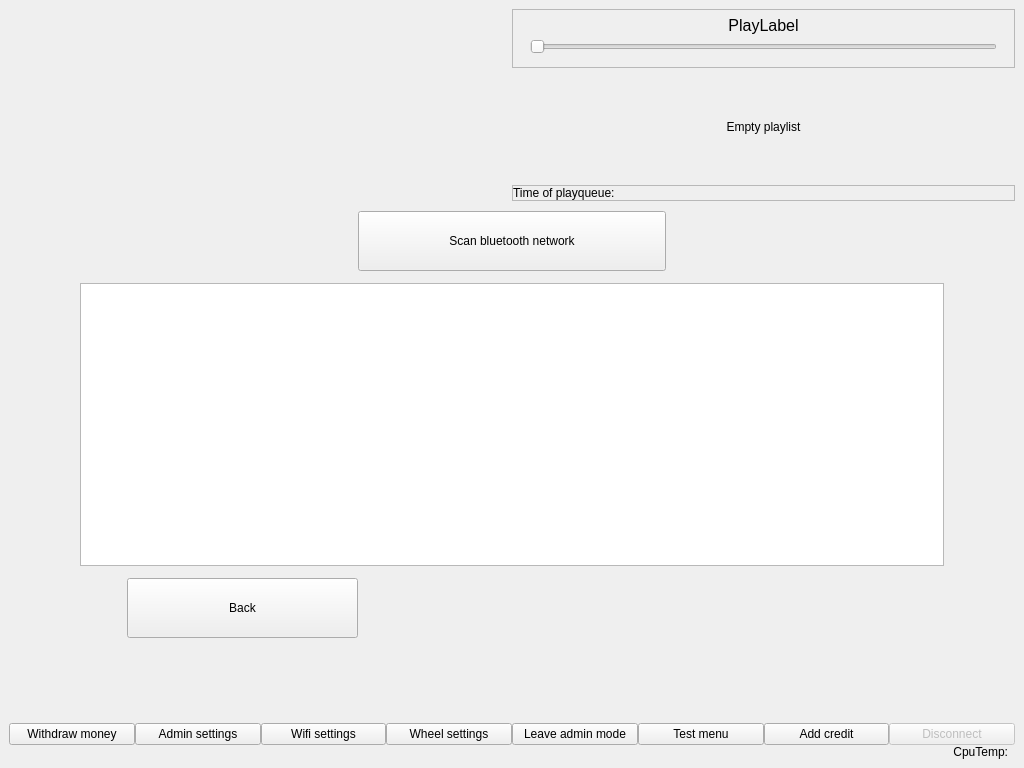
Above: blue-app/ui/MainWindow.ui from matus-u/sz-bluetooth before the change. Below: the same form after it.
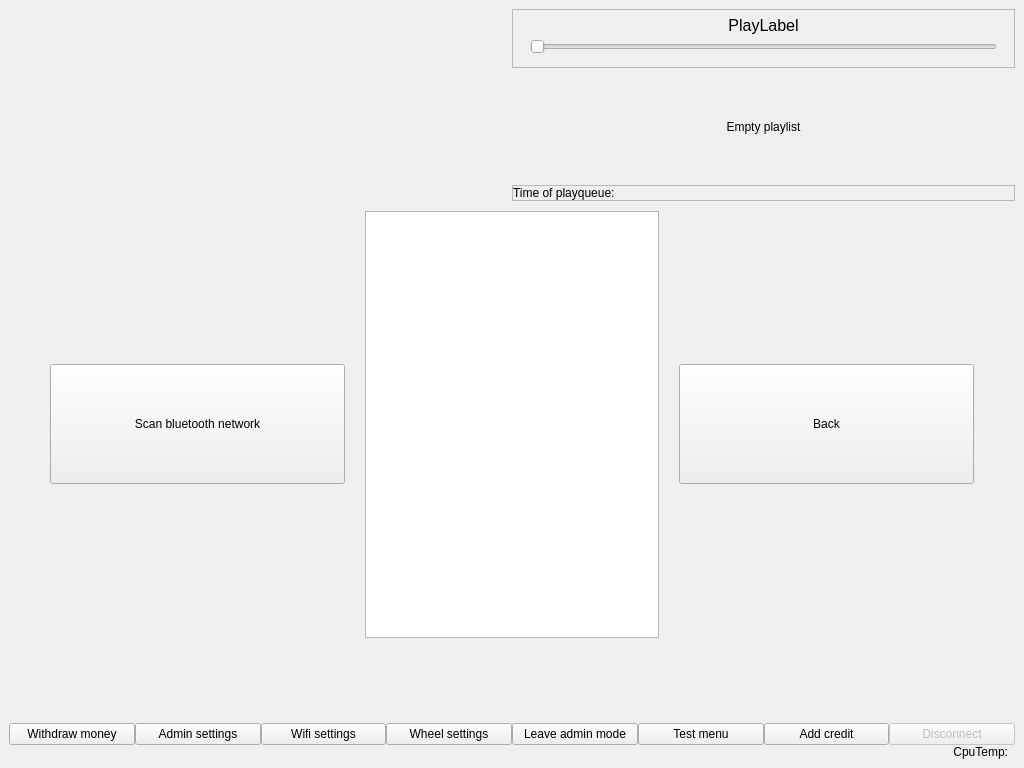
That is the form after the change. The open tabs and pages were chosen to show the change. Icons and pictures are not drawn.

```diff
--- a/blue-app/ui/MainWindow.ui
+++ b/blue-app/ui/MainWindow.ui
@@ -663,7 +663,7 @@
          </layout>
         </widget>
         <widget class="QWidget" name="pageBluetooth">
-         <layout class="QVBoxLayout" name="verticalLayout_5" stretch="1,5,1">
+         <layout class="QVBoxLayout" name="verticalLayout_5" stretch="1">
           <property name="spacing">
            <number>2</number>
           </property>
@@ -680,28 +680,30 @@
            <number>10</number>
           </property>
           <item>
-           <layout class="QHBoxLayout" name="horizontalLayout_4" stretch="1,1,1">
-            <item>
-             <spacer name="horizontalSpacer_5">
-              <property name="orientation">
-               <enum>Qt::Horizontal</enum>
-              </property>
-              <property name="sizeHint" stdset="0">
-               <size>
-                <width>40</width>
-                <height>20</height>
-               </size>
-              </property>
-             </spacer>
-            </item>
+           <layout class="QHBoxLayout" name="horizontalLayout_4" stretch="0,0,0">
+            <property name="spacing">
+             <number>20</number>
+            </property>
             <item>
              <widget class="QPushButton" name="scanButton">
               <property name="sizePolicy">
-               <sizepolicy hsizetype="Minimum" vsizetype="MinimumExpanding">
+               <sizepolicy hsizetype="MinimumExpanding" vsizetype="Fixed">
                 <horstretch>0</horstretch>
                 <verstretch>0</verstretch>
                </sizepolicy>
               </property>
+              <property name="minimumSize">
+               <size>
+                <width>0</width>
+                <height>120</height>
+               </size>
+              </property>
+              <property name="maximumSize">
+               <size>
+                <width>16777215</width>
+                <height>16777215</height>
+               </size>
+              </property>
               <property name="styleSheet">
                <string notr="true"/>
               </property>
@@ -721,38 +723,6 @@
              </widget>
             </item>
             <item>
-             <spacer name="horizontalSpacer_4">
-              <property name="orientation">
-               <enum>Qt::Horizontal</enum>
-              </property>
-              <property name="sizeHint" stdset="0">
-               <size>
-                <width>40</width>
-                <height>20</height>
-               </size>
-              </property>
-             </spacer>
-            </item>
-           </layout>
-          </item>
-          <item>
-           <layout class="QVBoxLayout" name="verticalLayout_7">
-            <property name="spacing">
-             <number>6</number>
-            </property>
-            <property name="leftMargin">
-             <number>30</number>
-            </property>
-            <property name="topMargin">
-             <number>10</number>
-            </property>
-            <property name="rightMargin">
-             <number>30</number>
-            </property>
-            <property name="bottomMargin">
-             <number>10</number>
-            </property>
-            <item>
              <widget class="QTableWidget" name="devicesWidget">
               <property name="styleSheet">
                <string notr="true"/>
@@ -773,7 +743,7 @@
                <bool>false</bool>
               </attribute>
               <attribute name="horizontalHeaderDefaultSectionSize">
-               <number>300</number>
+               <number>200</number>
               </attribute>
               <attribute name="horizontalHeaderStretchLastSection">
                <bool>true</bool>
@@ -787,31 +757,26 @@
               <column/>
              </widget>
             </item>
-           </layout>
-          </item>
-          <item>
-           <layout class="QHBoxLayout" name="horizontalLayout_2" stretch="1,3,8">
-            <item>
-             <spacer name="horizontalSpacer">
-              <property name="orientation">
-               <enum>Qt::Horizontal</enum>
-              </property>
-              <property name="sizeHint" stdset="0">
-               <size>
-                <width>40</width>
-                <height>20</height>
-               </size>
-              </property>
-             </spacer>
-            </item>
             <item>
              <widget class="QPushButton" name="backFromBlueButton">
               <property name="sizePolicy">
-               <sizepolicy hsizetype="Minimum" vsizetype="MinimumExpanding">
+               <sizepolicy hsizetype="MinimumExpanding" vsizetype="Fixed">
                 <horstretch>0</horstretch>
                 <verstretch>0</verstretch>
                </sizepolicy>
               </property>
+              <property name="minimumSize">
+               <size>
+                <width>0</width>
+                <height>120</height>
+               </size>
+              </property>
+              <property name="maximumSize">
+               <size>
+                <width>16777215</width>
+                <height>16777215</height>
+               </size>
+              </property>
               <property name="styleSheet">
                <string notr="true"/>
               </property>
@@ -830,19 +795,6 @@
               </property>
              </widget>
             </item>
-            <item>
-             <spacer name="horizontalSpacer_2">
-              <property name="orientation">
-               <enum>Qt::Horizontal</enum>
-              </property>
-              <property name="sizeHint" stdset="0">
-               <size>
-                <width>40</width>
-                <height>20</height>
-               </size>
-              </property>
-             </spacer>
-            </item>
            </layout>
           </item>
          </layout>
```
